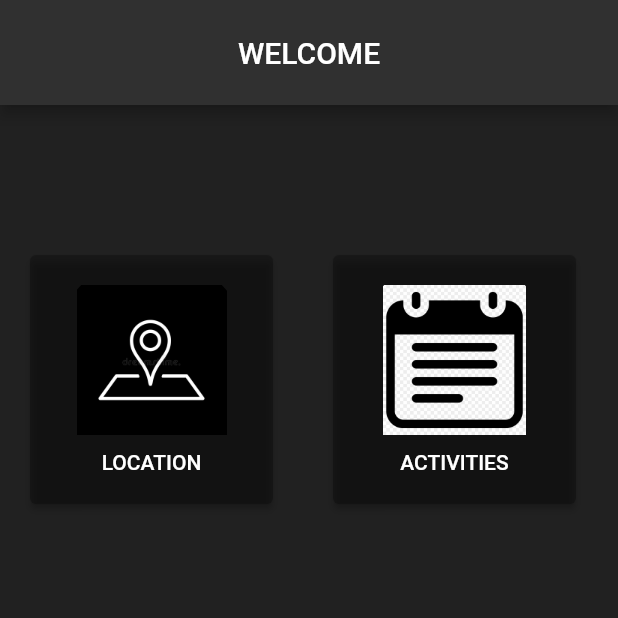
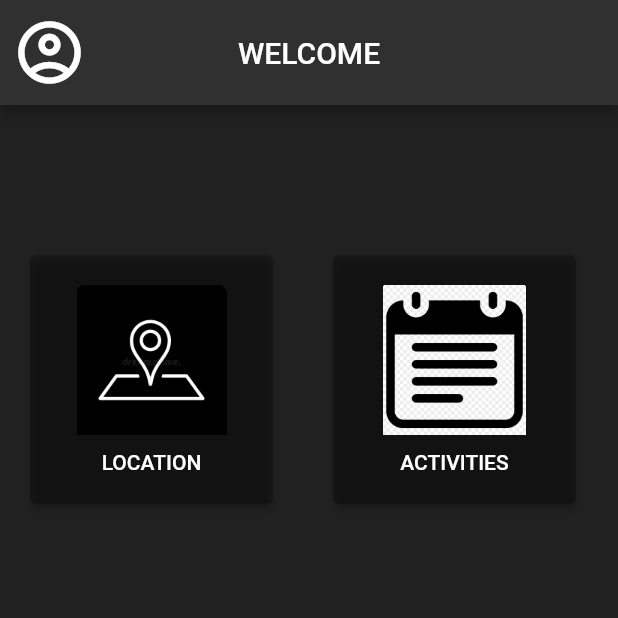
Before and after one commit to Cod3ist/HiSpecs_Application, a Flutter app: the screen it shows after launch, on a phone screen of 412 x 824 dp, the top half of it. Run offline on Flutter 3.47's test engine with Material 2 defaults, Android fonts, the phone set to English and light mode, and no system bars.

Commit message:
added widget for account page

```diff
--- a/lib/main.dart
+++ b/lib/main.dart
@@ -11,6 +11,8 @@ class Home extends StatelessWidget {
       backgroundColor: Colors.grey[900],
 
       appBar: AppBar( /// AppBar for the application
+        leading: buildAccount(),
+
         title: Text('WELCOME'),
         centerTitle: true,
         toolbarHeight: 70.0,
@@ -39,7 +41,12 @@ class Home extends StatelessWidget {
 
     );
   }
-
+  Widget buildAccount(){
+    return IconButton( /// Button to access the account details
+        onPressed: () {  },
+        icon:Icon(Icons.account_circle_outlined, size: 50.0)
+    );
+  }
 
   Widget buildLocation() {
     return Container(
```
